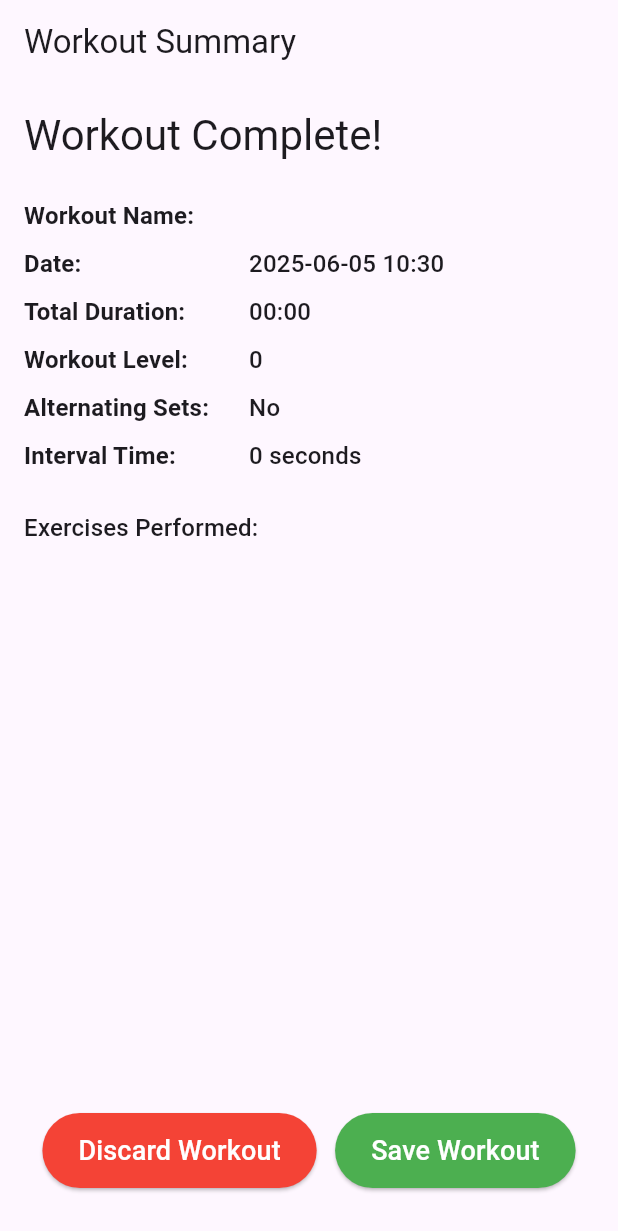
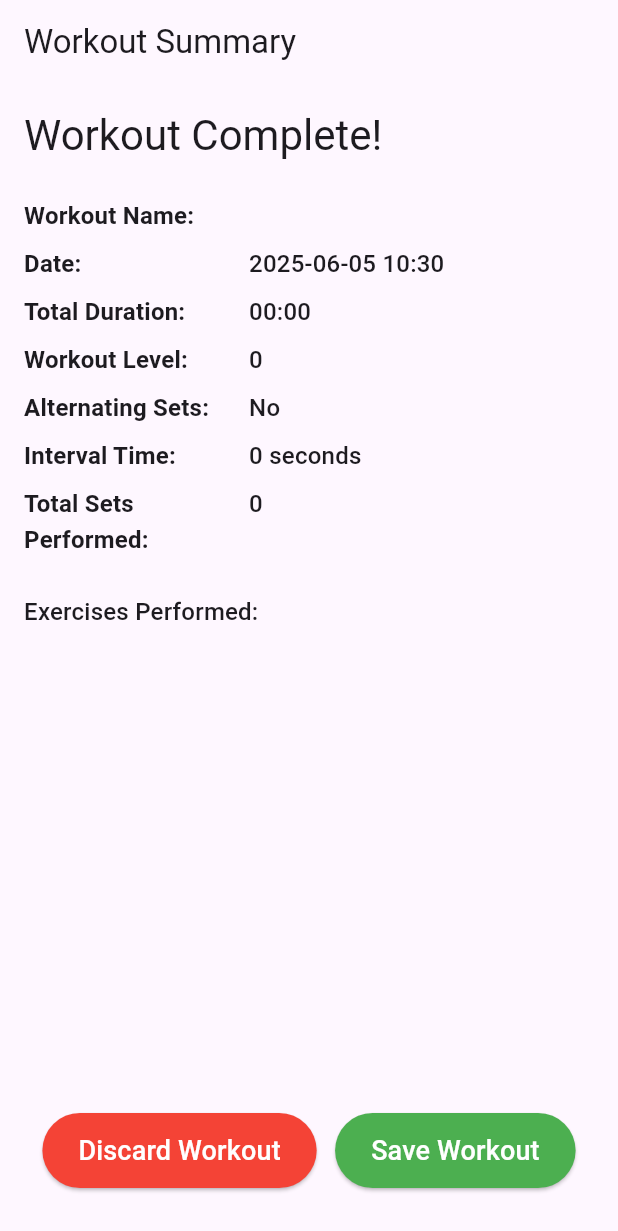
Before and after one commit to AmitTzah/exercise_timer_app, a Flutter app: the WorkoutSummaryDisplayScreen screen opened directly with empty values, on a phone screen of 412 x 824 dp. Shown: the top 1231 px of the screen. Run offline on Flutter 3.47's test engine with Material 3 defaults, Android fonts, the phone set to English and light mode, and no system bars; our stand-ins replace audioplayers, hive, hive_flutter, stop_watch_timer; accounts and stored records are empty; generated files the repository leaves out were written again.

Commit message:
add total sets to workout summary

```diff
--- a/lib/screens/workout_summary_display_screen.dart
+++ b/lib/screens/workout_summary_display_screen.dart
@@ -67,6 +67,7 @@ class WorkoutSummaryDisplayScreen extends StatelessWidget {
             _buildSummaryRow(context, 'Workout Level:', summary.workoutLevel.toString()),
             _buildSummaryRow(context, 'Alternating Sets:', summary.isAlternatingSets ? 'Yes' : 'No'),
             _buildSummaryRow(context, 'Interval Time:', '${summary.intervalTime} seconds'),
+            _buildSummaryRow(context, 'Total Sets Performed:', summary.performedSets.length.toString()),
             const SizedBox(height: 20),
             Text(
               'Exercises Performed:',
```
